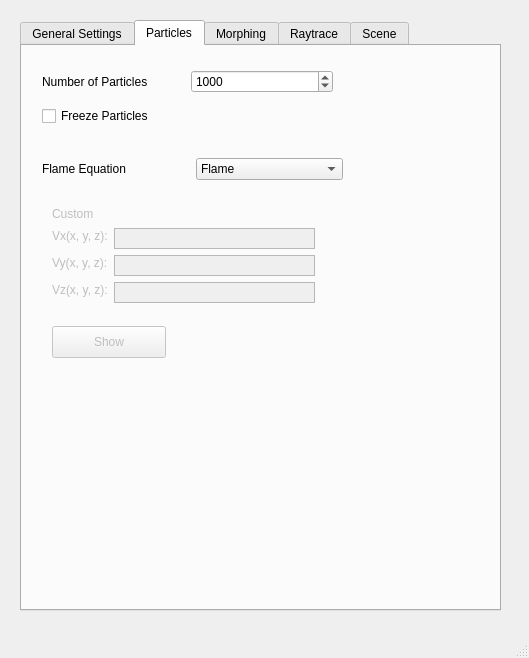
Before: the Qt Designer form src/Qt/mainwindow.ui in UMLComputerGraphics/GraphicsProject, drawn with Qt 5.
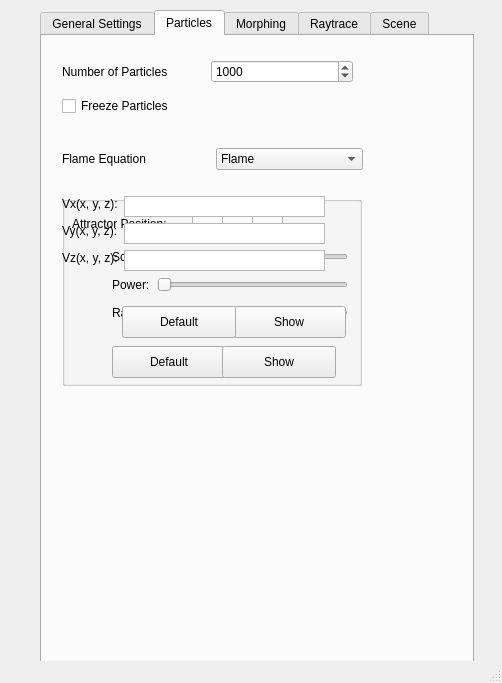
After: the same form once the commit is applied.

Commit message: adding some cool sliders for the flame parametrization and the custom function

Diff of the .ui file:
```diff
--- a/src/Qt/mainwindow.ui
+++ b/src/Qt/mainwindow.ui
@@ -9,8 +9,8 @@
    <rect>
     <x>0</x>
     <y>0</y>
-    <width>529</width>
-    <height>658</height>
+    <width>502</width>
+    <height>683</height>
    </rect>
   </property>
   <property name="windowTitle">
@@ -20,10 +20,10 @@
    <widget class="QTabWidget" name="tabWidget">
     <property name="geometry">
      <rect>
-      <x>20</x>
-      <y>20</y>
-      <width>481</width>
-      <height>591</height>
+      <x>40</x>
+      <y>10</y>
+      <width>434</width>
+      <height>695</height>
      </rect>
     </property>
     <property name="currentIndex">
@@ -343,41 +343,349 @@
        </item>
       </layout>
      </widget>
+     <widget class="QGroupBox" name="flameParamsGroup">
+      <property name="geometry">
+       <rect>
+        <x>20</x>
+        <y>160</y>
+        <width>300</width>
+        <height>190</height>
+       </rect>
+      </property>
+      <property name="minimumSize">
+       <size>
+        <width>300</width>
+        <height>190</height>
+       </size>
+      </property>
+      <property name="maximumSize">
+       <size>
+        <width>300</width>
+        <height>190</height>
+       </size>
+      </property>
+      <property name="title">
+       <string/>
+      </property>
+      <widget class="QPushButton" name="flameShowButton">
+       <property name="geometry">
+        <rect>
+         <x>160</x>
+         <y>150</y>
+         <width>114</width>
+         <height>32</height>
+        </rect>
+       </property>
+       <property name="text">
+        <string>Show</string>
+       </property>
+      </widget>
+      <widget class="QLabel" name="attractorPositionLabel">
+       <property name="geometry">
+        <rect>
+         <x>10</x>
+         <y>20</y>
+         <width>121</width>
+         <height>16</height>
+        </rect>
+       </property>
+       <property name="text">
+        <string>Attractor Position:</string>
+       </property>
+      </widget>
+      <widget class="QPushButton" name="flameDefaultButton">
+       <property name="geometry">
+        <rect>
+         <x>50</x>
+         <y>150</y>
+         <width>114</width>
+         <height>32</height>
+        </rect>
+       </property>
+       <property name="text">
+        <string>Default</string>
+       </property>
+      </widget>
+      <widget class="QLabel" name="xFieldLabel">
+       <property name="geometry">
+        <rect>
+         <x>140</x>
+         <y>0</y>
+         <width>16</width>
+         <height>16</height>
+        </rect>
+       </property>
+       <property name="text">
+        <string>x</string>
+       </property>
+      </widget>
+      <widget class="QLabel" name="yFieldLabel">
+       <property name="geometry">
+        <rect>
+         <x>170</x>
+         <y>0</y>
+         <width>16</width>
+         <height>16</height>
+        </rect>
+       </property>
+       <property name="text">
+        <string>y</string>
+       </property>
+      </widget>
+      <widget class="QPlainTextEdit" name="xFieldTextInput">
+       <property name="geometry">
+        <rect>
+         <x>130</x>
+         <y>20</y>
+         <width>31</width>
+         <height>21</height>
+        </rect>
+       </property>
+       <property name="maximumSize">
+        <size>
+         <width>31</width>
+         <height>21</height>
+        </size>
+       </property>
+       <property name="verticalScrollBarPolicy">
+        <enum>Qt::ScrollBarAlwaysOff</enum>
+       </property>
+       <property name="horizontalScrollBarPolicy">
+        <enum>Qt::ScrollBarAlwaysOff</enum>
+       </property>
+      </widget>
+      <widget class="QLabel" name="zFieldLabel">
+       <property name="geometry">
+        <rect>
+         <x>200</x>
+         <y>0</y>
+         <width>16</width>
+         <height>16</height>
+        </rect>
+       </property>
+       <property name="text">
+        <string>z</string>
+       </property>
+      </widget>
+      <widget class="QPlainTextEdit" name="zFieldTextInput">
+       <property name="geometry">
+        <rect>
+         <x>190</x>
+         <y>20</y>
+         <width>31</width>
+         <height>21</height>
+        </rect>
+       </property>
+       <property name="maximumSize">
+        <size>
+         <width>31</width>
+         <height>21</height>
+        </size>
+       </property>
+       <property name="verticalScrollBarPolicy">
+        <enum>Qt::ScrollBarAlwaysOff</enum>
+       </property>
+       <property name="horizontalScrollBarPolicy">
+        <enum>Qt::ScrollBarAlwaysOff</enum>
+       </property>
+      </widget>
+      <widget class="QPlainTextEdit" name="yFieldTextInput">
+       <property name="geometry">
+        <rect>
+         <x>160</x>
+         <y>20</y>
+         <width>31</width>
+         <height>21</height>
+        </rect>
+       </property>
+       <property name="maximumSize">
+        <size>
+         <width>31</width>
+         <height>21</height>
+        </size>
+       </property>
+       <property name="verticalScrollBarPolicy">
+        <enum>Qt::ScrollBarAlwaysOff</enum>
+       </property>
+       <property name="horizontalScrollBarPolicy">
+        <enum>Qt::ScrollBarAlwaysOff</enum>
+       </property>
+      </widget>
      <widget class="QWidget" name="">
       <property name="geometry">
        <rect>
-        <x>30</x>
+         <x>50</x>
+         <y>50</y>
+         <width>237</width>
+         <height>92</height>
+        </rect>
+       </property>
+       <layout class="QFormLayout" name="formLayout_2">
+        <item row="0" column="0">
+         <widget class="QLabel" name="scaleLabel">
+          <property name="text">
+           <string>Scale:</string>
+          </property>
+         </widget>
+        </item>
+        <item row="0" column="1">
+         <widget class="QSlider" name="scaleSlider">
+          <property name="minimumSize">
+           <size>
+            <width>191</width>
+            <height>22</height>
+           </size>
+          </property>
+          <property name="maximumSize">
+           <size>
+            <width>191</width>
+            <height>22</height>
+           </size>
+          </property>
+          <property name="orientation">
+           <enum>Qt::Horizontal</enum>
+          </property>
+         </widget>
+        </item>
+        <item row="1" column="0">
+         <widget class="QLabel" name="powerLabel">
+          <property name="text">
+           <string>Power:</string>
+          </property>
+         </widget>
+        </item>
+        <item row="1" column="1">
+         <widget class="QSlider" name="powerSlider">
+          <property name="minimumSize">
+           <size>
+            <width>191</width>
+            <height>22</height>
+           </size>
+          </property>
+          <property name="maximumSize">
+           <size>
+            <width>191</width>
+            <height>22</height>
+           </size>
+          </property>
+          <property name="orientation">
+           <enum>Qt::Horizontal</enum>
+          </property>
+         </widget>
+        </item>
+        <item row="2" column="0">
+         <widget class="QLabel" name="rangeLabel">
+          <property name="text">
+           <string>Range:</string>
+          </property>
+         </widget>
+        </item>
+        <item row="2" column="1">
+         <widget class="QSlider" name="rangeSlider">
+          <property name="minimumSize">
+           <size>
+            <width>191</width>
+            <height>22</height>
+           </size>
+          </property>
+          <property name="maximumSize">
+           <size>
+            <width>191</width>
+            <height>22</height>
+           </size>
+          </property>
+          <property name="orientation">
+           <enum>Qt::Horizontal</enum>
+          </property>
+         </widget>
+        </item>
+       </layout>
+      </widget>
+      <zorder>xFieldLabel</zorder>
+      <zorder>attractorPositionLabel</zorder>
+      <zorder>flameDefaultButton</zorder>
+      <zorder>yFieldLabel</zorder>
+      <zorder>xFieldTextInput</zorder>
+      <zorder>zFieldLabel</zorder>
+      <zorder>zFieldTextInput</zorder>
+      <zorder>flameShowButton</zorder>
+      <zorder>yFieldTextInput</zorder>
+      <zorder></zorder>
+      <zorder>flameShowButton</zorder>
+      <zorder>attractorPositionLabel</zorder>
+      <zorder>flameDefaultButton</zorder>
+      <zorder>xFieldLabel</zorder>
+      <zorder>yFieldLabel</zorder>
+      <zorder>xFieldTextInput</zorder>
+      <zorder>zFieldLabel</zorder>
+      <zorder>zFieldTextInput</zorder>
+      <zorder>yFieldTextInput</zorder>
+      <zorder></zorder>
+     </widget>
+     <widget class="QGroupBox" name="userDefinedBox">
+      <property name="geometry">
+       <rect>
+        <x>20</x>
         <y>160</y>
-        <width>291</width>
-        <height>152</height>
+        <width>300</width>
+        <height>190</height>
        </rect>
       </property>
-      <layout class="QVBoxLayout" name="verticalLayout_5">
-       <item>
-        <widget class="QLabel" name="customFunctionLabel">
-         <property name="enabled">
-          <bool>false</bool>
+      <property name="minimumSize">
+       <size>
+        <width>300</width>
+        <height>190</height>
+       </size>
          </property>
          <property name="maximumSize">
           <size>
-           <width>62</width>
-           <height>16</height>
-          </size>
-         </property>
+        <width>300</width>
+        <height>190</height>
+       </size>
+      </property>
+      <widget class="QPushButton" name="userDefinedShowButton">
+       <property name="geometry">
+        <rect>
+         <x>170</x>
+         <y>110</y>
+         <width>114</width>
+         <height>32</height>
+        </rect>
+       </property>
          <property name="text">
-          <string>Custom</string>
-         </property>
-        </widget>
-       </item>
-       <item>
-        <layout class="QFormLayout" name="formLayout">
+        <string>Show</string>
+       </property>
+      </widget>
+      <widget class="QPushButton" name="userDefinedDefaultButton">
+       <property name="geometry">
+        <rect>
+         <x>60</x>
+         <y>110</y>
+         <width>114</width>
+         <height>32</height>
+        </rect>
+       </property>
+       <property name="text">
+        <string>Default</string>
+       </property>
+      </widget>
+      <widget class="QWidget" name="layoutWidget_3">
+       <property name="geometry">
+        <rect>
+         <x>0</x>
+         <y>0</y>
+         <width>279</width>
+         <height>85</height>
+        </rect>
+       </property>
+       <layout class="QFormLayout" name="formLayout_3">
          <property name="fieldGrowthPolicy">
           <enum>QFormLayout::FieldsStayAtSizeHint</enum>
          </property>
          <item row="0" column="0">
-          <widget class="QLabel" name="VxLabel">
+         <widget class="QLabel" name="VxLabel_2">
            <property name="enabled">
-            <bool>false</bool>
+           <bool>true</bool>
            </property>
            <property name="maximumSize">
             <size>
@@ -391,9 +699,9 @@
           </widget>
          </item>
          <item row="0" column="1">
-          <widget class="QPlainTextEdit" name="vxTextInput">
+         <widget class="QPlainTextEdit" name="vxTextInput_2">
            <property name="enabled">
-            <bool>false</bool>
+           <bool>true</bool>
            </property>
            <property name="sizePolicy">
             <sizepolicy hsizetype="Fixed" vsizetype="Fixed">
@@ -419,9 +727,9 @@
           </widget>
          </item>
          <item row="1" column="0">
-          <widget class="QLabel" name="VyLabel">
+         <widget class="QLabel" name="VyLabel_2">
            <property name="enabled">
-            <bool>false</bool>
+           <bool>true</bool>
            </property>
            <property name="maximumSize">
             <size>
@@ -435,9 +743,9 @@
           </widget>
          </item>
          <item row="1" column="1">
-          <widget class="QPlainTextEdit" name="vyTextInput">
+         <widget class="QPlainTextEdit" name="vyTextInput_2">
            <property name="enabled">
-            <bool>false</bool>
+           <bool>true</bool>
            </property>
            <property name="sizePolicy">
             <sizepolicy hsizetype="Fixed" vsizetype="Fixed">
@@ -463,9 +771,9 @@
           </widget>
          </item>
          <item row="2" column="0">
-          <widget class="QLabel" name="VzLabel">
+         <widget class="QLabel" name="VzLabel_2">
            <property name="enabled">
-            <bool>false</bool>
+           <bool>true</bool>
            </property>
            <property name="maximumSize">
             <size>
@@ -479,9 +787,9 @@
           </widget>
          </item>
          <item row="2" column="1">
-          <widget class="QPlainTextEdit" name="vzTextInput">
+         <widget class="QPlainTextEdit" name="vzTextInput_2">
            <property name="enabled">
-            <bool>false</bool>
+           <bool>true</bool>
            </property>
            <property name="sizePolicy">
             <sizepolicy hsizetype="Fixed" vsizetype="Fixed">
@@ -507,24 +815,7 @@
           </widget>
          </item>
         </layout>
-       </item>
-       <item>
-        <widget class="QPushButton" name="updateVectorFieldButton">
-         <property name="enabled">
-          <bool>false</bool>
-         </property>
-         <property name="maximumSize">
-          <size>
-           <width>114</width>
-           <height>32</height>
-          </size>
-         </property>
-         <property name="text">
-          <string>Show</string>
-         </property>
-        </widget>
-       </item>
-      </layout>
+      </widget>
      </widget>
     </widget>
     <widget class="QWidget" name="morphingTab">
```
Left out of the diff: 17 changed lines with no effect on the pictures. Lines whose indentation alone changed are shown as unchanged.
